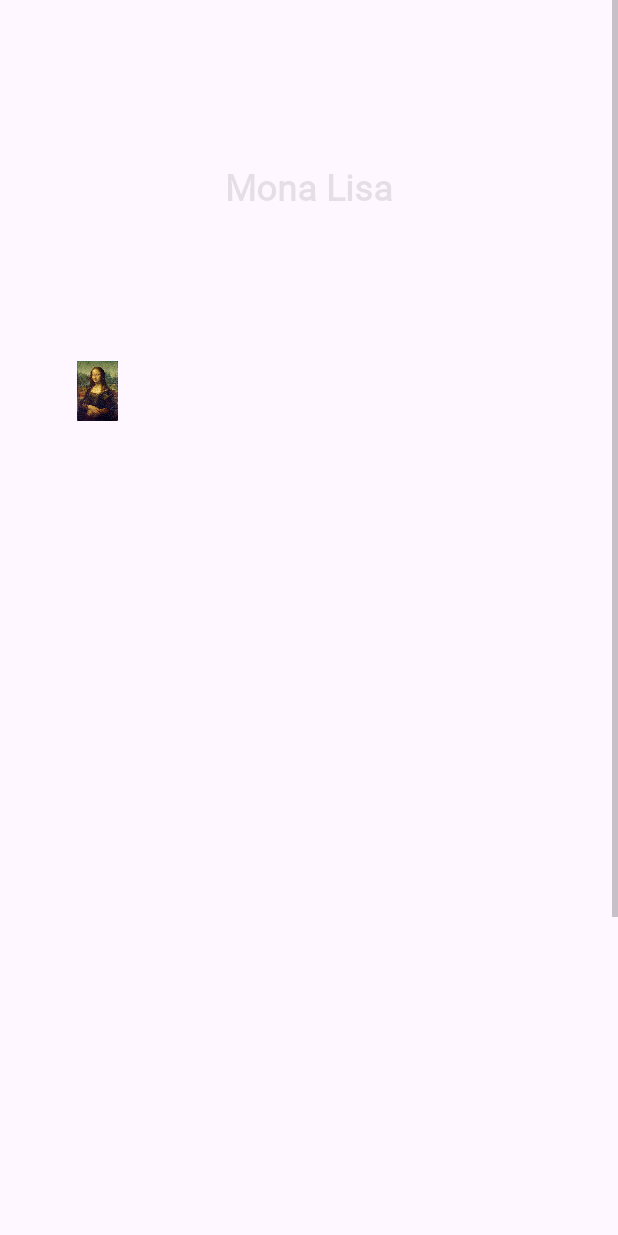
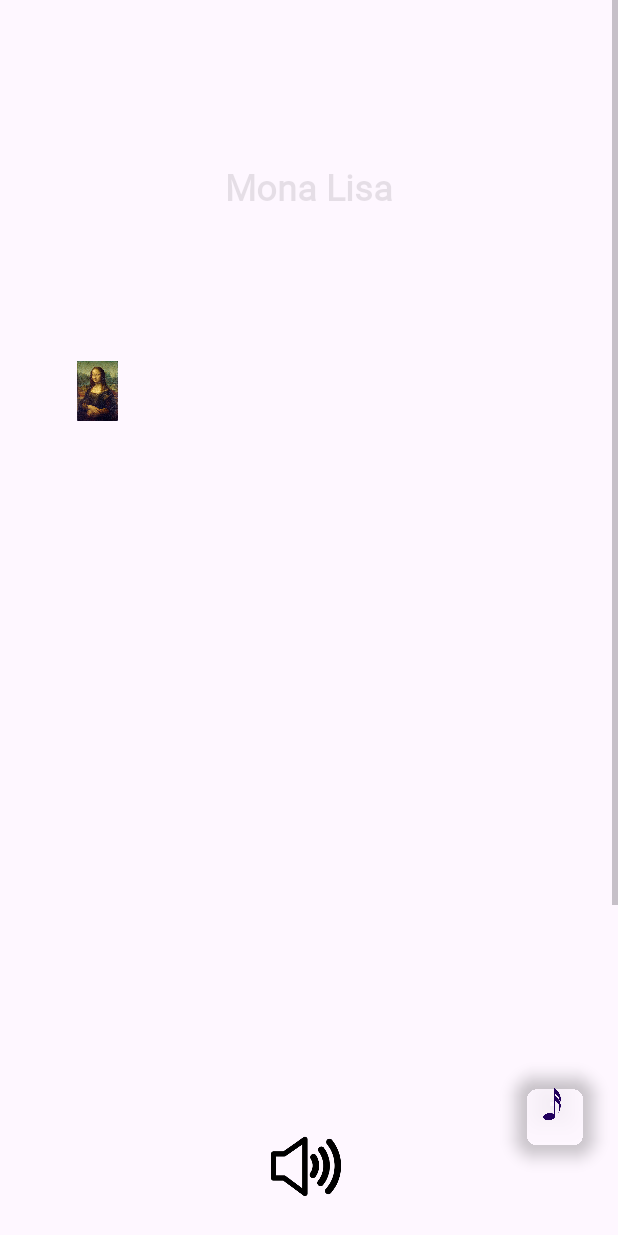
Before and after one commit to ioannisCC/classic-paintings-gallery-app, an Android app: the screen it shows after launch (ArtDetailActivity), after a tap on "Mona Lisa", on a phone screen of 412 x 824 dp. Run offline under Robolectric (Android 15) with nearby library versions, the phone set to English and light mode, and no system bars; libraries missing offline, so code that uses them is left out: jp.wasabeef.glide; Roboto replaces fonts that are not available here; 1 statement that could not run was skipped; 1 other tap on this screen came first.

Commit message:
refined text to speech so the music stops when its activated
singleton pattern for the music MediaPlayer

added floating button fop music on and and off

```diff
--- /dev/null
+++ b/app/src/main/java/HelperClasses/HomeAdapter/MediaPlayerManager.java
@@ -0,0 +1,52 @@
+package HelperClasses.HomeAdapter;
+
+import android.content.Context;
+import android.media.MediaPlayer;
+
+import com.google.android.material.floatingactionbutton.FloatingActionButton;
+import com.ioannis.unipi.example.assignment1.R;
+
+public class MediaPlayerManager {
+
+    private static MediaPlayer mediaPlayer;
+
+    public static void initializeMediaPlayer(Context context, int resId) {
+        if (mediaPlayer == null) {
+            mediaPlayer = MediaPlayer.create(context, resId);
+        }
+    }
+
+    public static MediaPlayer getMediaPlayer() {
+        return mediaPlayer;
+    }
+
+    public static void pauseMedia() {
+        if (mediaPlayer != null && mediaPlayer.isPlaying()) {
+            mediaPlayer.pause();
+        }
+    }
+
+    public static void resumeMedia() {
+        if (mediaPlayer != null && !mediaPlayer.isPlaying()) {
+            mediaPlayer.start();
+        }
+    }
+
+    public static void toggleSound(FloatingActionButton musicToggleButton) {
+        if (MediaPlayerManager.getMediaPlayer().isPlaying()) {
+            MediaPlayerManager.pauseMedia();
+            musicToggleButton.setImageResource(R.drawable.sound_off);
+        } else {
+            MediaPlayerManager.resumeMedia();
+            musicToggleButton.setImageResource(R.drawable.sound_on);
+        }
+    }
+
+    public static void releaseMedia() {
+        if (mediaPlayer != null) {
+            mediaPlayer.release();
+            mediaPlayer = null;
+        }
+    }
+
+}
--- a/app/src/main/java/com/ioannis/unipi/example/assignment1/Dashboard.java
+++ b/app/src/main/java/com/ioannis/unipi/example/assignment1/Dashboard.java
@@ -5,6 +5,7 @@ import android.content.SharedPreferences;
 import android.media.MediaPlayer;
 import android.os.Bundle;
 import android.os.Parcelable;
+import android.provider.MediaStore;
 import android.util.Log;
 import android.view.View;
 import android.widget.ImageView;
@@ -19,6 +20,8 @@ import androidx.core.view.WindowInsetsCompat;
 import androidx.recyclerview.widget.LinearLayoutManager;
 import androidx.recyclerview.widget.RecyclerView;
 
+import com.google.android.material.floatingactionbutton.FloatingActionButton;
+
 import java.util.ArrayList;
 import java.util.List;
 
@@ -26,6 +29,7 @@ import HelperClasses.HomeAdapter.Artwork;
 import HelperClasses.HomeAdapter.CategoriesAdapter;
 import HelperClasses.HomeAdapter.CategoriesHelperClass;
 import HelperClasses.HomeAdapter.FeaturedAdapter;
+import HelperClasses.HomeAdapter.MediaPlayerManager;
 
 
 public class Dashboard extends AppCompatActivity {
@@ -35,8 +39,8 @@ public class Dashboard extends AppCompatActivity {
     private RecyclerView categoriesRecycler;
     private RecyclerView.Adapter adapter; // adapter for featured and categories recycler views
     private LinearLayout cardsContainer; // container for popular cards
-    private MediaPlayer mediaPlayer;
-    private ImageView soundToggleIcon;
+    private FloatingActionButton musicToggleButton;
+
 
     // for the new screen to know where the click came from 0 for featured, 1 for popular, 2 for categories (when SharedPreferences where used)
     private int type;
@@ -53,14 +57,13 @@ public class Dashboard extends AppCompatActivity {
         });
 
         // initialize the MediaPlayer
-        mediaPlayer = MediaPlayer.create(this, R.raw.beethoven_moonlight_sonata);
-        mediaPlayer.setLooping(true);
-        mediaPlayer.start();
+        MediaPlayerManager.initializeMediaPlayer(this, R.raw.beethoven_moonlight_sonata);
+        MediaPlayerManager.getMediaPlayer().start();
 
-        soundToggleIcon = findViewById(R.id.sound_toggle_icon);
+        musicToggleButton = findViewById(R.id.musicToggleButton);
 
         // set click listener on the icon
-        soundToggleIcon.setOnClickListener(v -> toggleSound());
+        musicToggleButton.setOnClickListener(v -> MediaPlayerManager.toggleSound(musicToggleButton));
 
         // make the array parcelable so it can be passed from an intent to another
         Parcelable[] parcelables = getIntent().getParcelableArrayExtra("artworks_array");
@@ -91,20 +94,7 @@ public class Dashboard extends AppCompatActivity {
     @Override
     protected void onDestroy() {
         super.onDestroy();
-        if (mediaPlayer != null) {
-            mediaPlayer.release();
-            mediaPlayer = null;
-        }
-    }
-
-    private void toggleSound() {
-        if (mediaPlayer.isPlaying()) {
-            mediaPlayer.pause();
-            soundToggleIcon.setImageResource(R.drawable.sound_off);
-        } else {
-            mediaPlayer.start();
-            soundToggleIcon.setImageResource(R.drawable.sound_on);
-        }
+        MediaPlayerManager.releaseMedia();
     }
 
     private void featuredRecycler() {
--- a/app/src/main/java/com/ioannis/unipi/example/assignment1/TTS.java
+++ b/app/src/main/java/com/ioannis/unipi/example/assignment1/TTS.java
@@ -13,6 +13,9 @@ public class TTS extends TextToSpeech {
         this.speak(text, TextToSpeech.QUEUE_FLUSH, null, null);
     }
 
+    public void stopSpeak () {
+        this.stop();
+    }
     public void shutdownTTS() {
         this.stop();
         this.shutdown();
--- a/app/src/main/res/layout/activity_art_detail.xml
+++ b/app/src/main/res/layout/activity_art_detail.xml
@@ -1,4 +1,4 @@
-<FrameLayout xmlns:android="http://schemas.android.com/apk/res/android"
+<androidx.coordinatorlayout.widget.CoordinatorLayout xmlns:android="http://schemas.android.com/apk/res/android"
     xmlns:tools="http://schemas.android.com/tools"
     android:layout_width="match_parent"
     android:layout_height="match_parent"
@@ -13,13 +13,13 @@
 
     <ScrollView
         android:layout_width="match_parent"
-        android:layout_height="match_parent"
-        android:paddingBottom="100dp">
+        android:layout_height="match_parent">
 
         <LinearLayout
             android:layout_width="match_parent"
             android:layout_height="wrap_content"
-            android:orientation="vertical">
+            android:orientation="vertical"
+            android:paddingBottom="100dp">
 
             <TextView
                 android:id="@+id/artworkTitleDetail"
@@ -55,7 +55,8 @@
                 android:layout_marginTop="50dp"
                 android:orientation="vertical"
                 android:padding="16dp"
-                tools:ignore="UselessParent">
+                tools:ignore="UselessParent"
+                android:paddingBottom="100dp">
 
 <!--to do-->
 <!--                <ImageView-->
@@ -67,14 +68,14 @@
 
                 <ImageView
                     android:id="@+id/tts"
-                    android:layout_width="50dp"
-                    android:layout_height="50dp"
+                    android:layout_width="100dp"
+                    android:layout_height="100dp"
                     android:layout_alignParentTop="false"
                     android:layout_gravity="center_horizontal"
                     android:layout_margin="16dp"
                     android:layout_marginTop="20dp"
                     android:onClick="ttsInit"
-                    android:src="@drawable/tts" />
+                    android:src="@drawable/tts_on" />
 
                 <TextView
                     android:id="@+id/artworkDescriptionDetail"
@@ -94,5 +95,17 @@
 
     </ScrollView>
 
+    <com.google.android.material.floatingactionbutton.FloatingActionButton
+        android:id="@+id/musicToggleButton"
+        android:layout_width="wrap_content"
+        android:layout_height="wrap_content"
+        android:src="@drawable/sound_on"
+        android:layout_gravity="end|bottom"
+        android:layout_marginEnd="16dp"
+        android:layout_marginBottom="60dp"
+        android:backgroundTint="@color/transparent"
+        android:backgroundTintMode="src_in"
+        android:elevation="0dp"
+        android:translationZ="0dp"/>
 
-    </FrameLayout>
+    </androidx.coordinatorlayout.widget.CoordinatorLayout>
--- a/app/src/main/res/values/colors.xml
+++ b/app/src/main/res/values/colors.xml
@@ -5,4 +5,5 @@
     <color name="background">#FBFBF9</color>
     <color name="secondary">#F9E19B </color>
     <color name="third">#F3EAD3</color>
+    <color name="transparent">#00FFFFFF</color>
 </resources>
```
Also changed, not shown: app/src/main/java/com/ioannis/unipi/example/assignment1/ArtDetailActivity.java (+46 -3 lines), app/src/main/res/layout/activity_dashboard.xml (+19 -14 lines), app/src/main/res/drawable/tts_off.png (added), app/src/main/res/drawable/tts_on.png (added), 2 other files.
